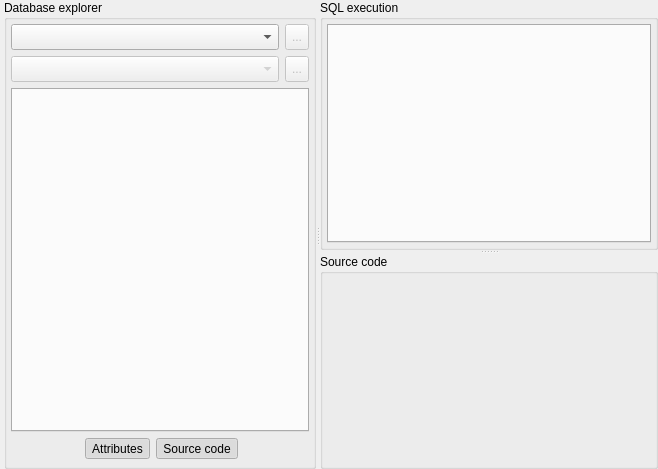
This is libpgmodeler_ui/ui/sqltoolwidget.ui in pgmodeler/pgmodeler as Qt 5 draws it before an edit. The edited form follows.
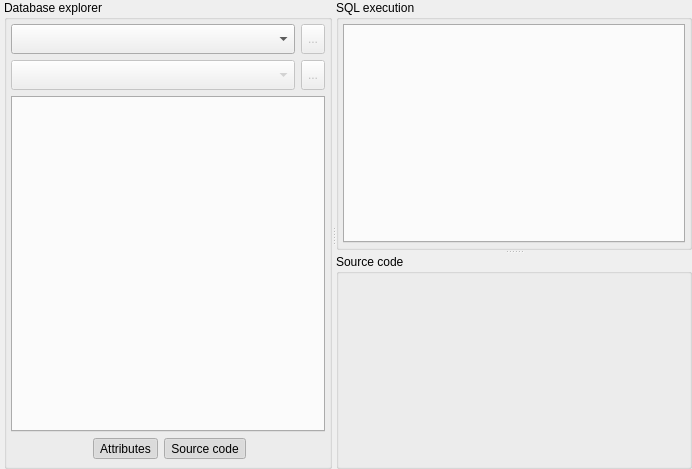
This is the edited form. Icons and pictures are not drawn.

Diff of the .ui file:
```diff
--- a/libpgmodeler_ui/ui/sqltoolwidget.ui
+++ b/libpgmodeler_ui/ui/sqltoolwidget.ui
@@ -6,7 +6,7 @@
    <rect>
     <x>0</x>
     <y>0</y>
-    <width>658</width>
+    <width>692</width>
     <height>469</height>
    </rect>
   </property>
@@ -126,8 +126,8 @@
               </property>
               <property name="iconSize">
                <size>
-                <width>18</width>
-                <height>18</height>
+                <width>22</width>
+                <height>22</height>
                </size>
               </property>
              </widget>
@@ -187,8 +187,8 @@
               </property>
               <property name="iconSize">
                <size>
-                <width>18</width>
-                <height>18</height>
+                <width>22</width>
+                <height>22</height>
                </size>
               </property>
              </widget>
```
